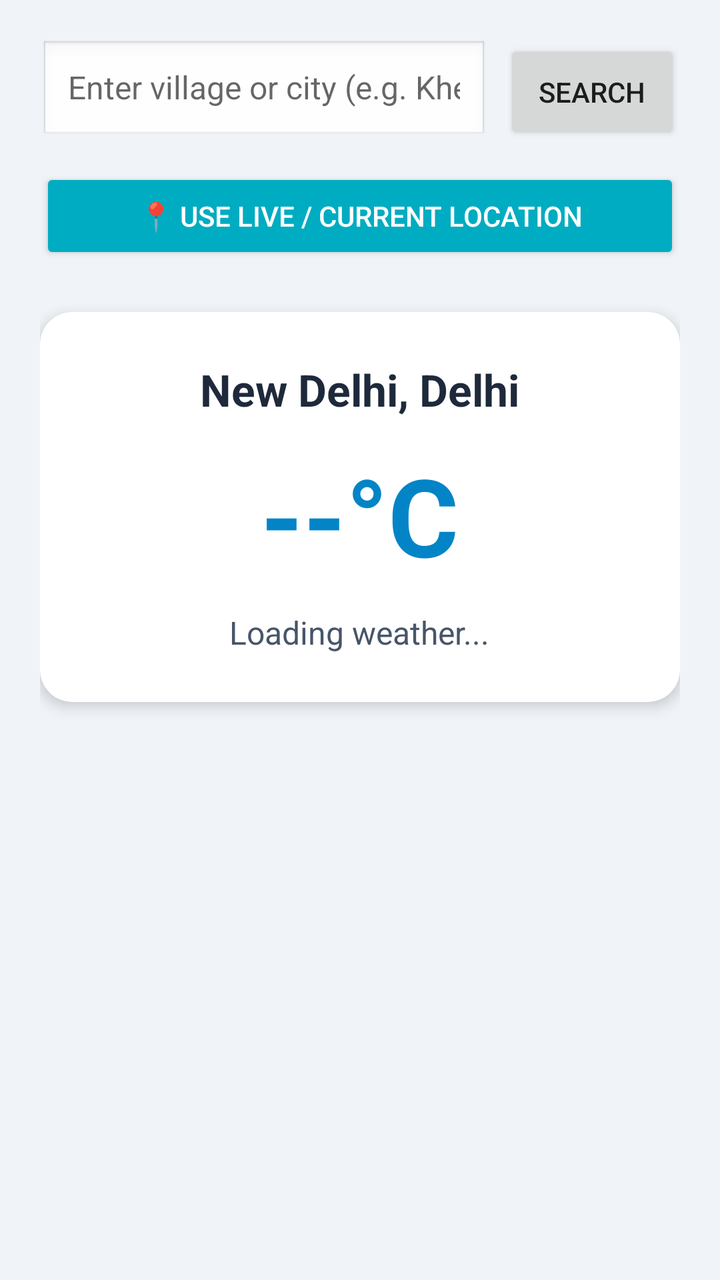
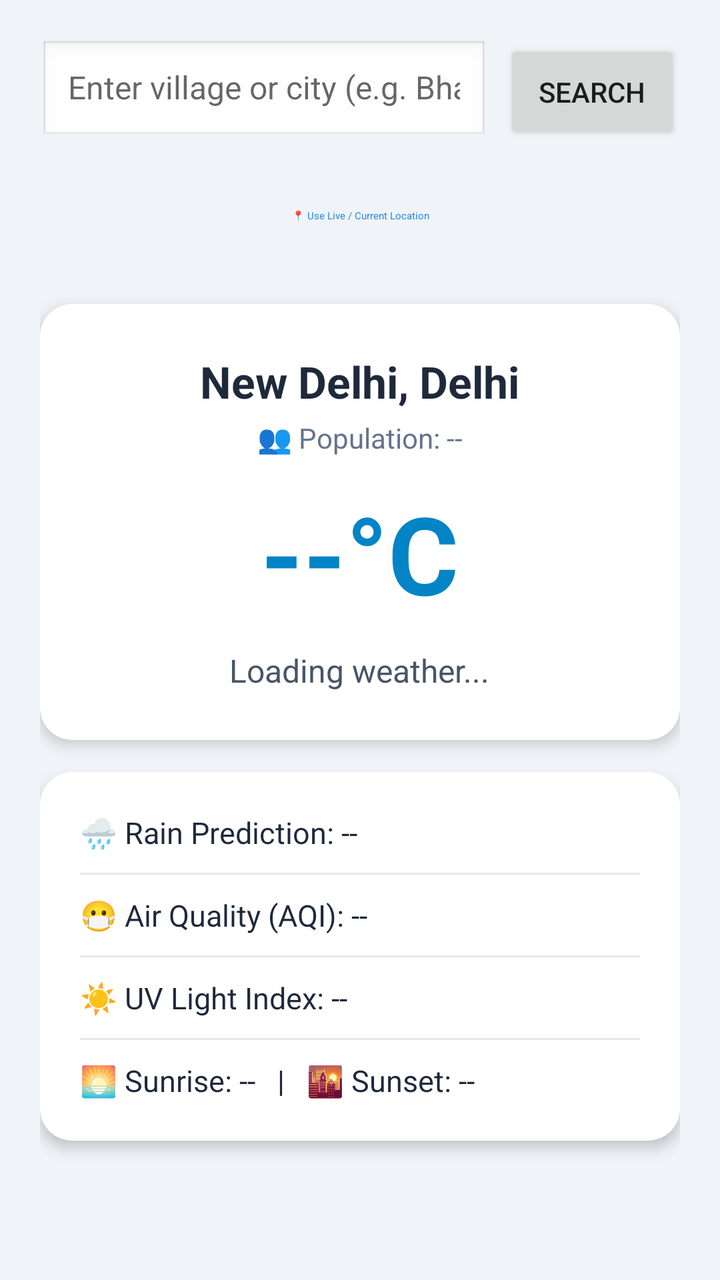

Screens rendered from an Android XML layout before and after an edit, with the pre-edit source and the edit as a unified diff.
<!-- AndroidManifest.xml: activity theme Theme.IndiaVillageWeather -->
<!-- res/layout/activity_main.xml -->
<?xml version="1.0" encoding="utf-8"?>
<androidx.constraintlayout.widget.ConstraintLayout xmlns:android="http://schemas.android.com/apk/res/android"
    xmlns:app="http://schemas.android.com/apk/res-auto"
    xmlns:tools="http://schemas.android.com/tools"
    android:layout_width="match_parent"
    android:layout_height="match_parent"
    android:background="#F0F4F8"
    android:padding="20dp"
    tools:context=".MainActivity">

    
    <EditText
        android:id="@+id/etSearch"
        android:layout_width="0dp"
        android:layout_height="52dp"
        android:layout_marginEnd="8dp"
        android:background="@android:drawable/edit_text"
        android:hint="Enter village or city (e.g. Kherwara)"
        android:imeOptions="actionSearch"
        android:inputType="textCapWords"
        android:paddingHorizontal="14dp"
        android:textSize="16sp"
        app:layout_constraintEnd_toStartOf="@+id/btnSearch"
        app:layout_constraintStart_toStartOf="parent"
        app:layout_constraintTop_toTopOf="parent" />

    
    <Button
        android:id="@+id/btnSearch"
        android:layout_width="wrap_content"
        android:layout_height="52dp"
        android:text="Search"
        app:layout_constraintEnd_toEndOf="parent"
        app:layout_constraintTop_toTopOf="parent" />

    
    <Button
        android:id="@+id/btnLocation"
        style="@style/Widget.AppCompat.Button.Colored"
        android:layout_width="0dp"
        android:layout_height="48dp"
        android:layout_marginTop="12dp"
        android:text="📍 Use Live / Current Location"
        app:layout_constraintEnd_toEndOf="parent"
        app:layout_constraintStart_toStartOf="parent"
        app:layout_constraintTop_toBottomOf="@+id/etSearch" />

    
    <androidx.cardview.widget.CardView
        android:id="@+id/cardWeather"
        android:layout_width="0dp"
        android:layout_height="wrap_content"
        android:layout_marginTop="24dp"
        app:cardBackgroundColor="#FFFFFF"
        app:cardCornerRadius="16dp"
        app:cardElevation="4dp"
        app:layout_constraintEnd_toEndOf="parent"
        app:layout_constraintStart_toStartOf="parent"
        app:layout_constraintTop_toBottomOf="@+id/btnLocation">

        <LinearLayout
            android:layout_width="match_parent"
            android:layout_height="wrap_content"
            android:gravity="center"
            android:orientation="vertical"
            android:padding="24dp">

            <TextView
                android:id="@+id/tvLocation"
                android:layout_width="wrap_content"
                android:layout_height="wrap_content"
                android:gravity="center"
                android:text="New Delhi, Delhi"
                android:textColor="#1E293B"
                android:textSize="22sp"
                android:textStyle="bold" />

            <TextView
                android:id="@+id/tvTemperature"
                android:layout_width="wrap_content"
                android:layout_height="wrap_content"
                android:layout_marginTop="12dp"
                android:text="--°C"
                android:textColor="#0284C7"
                android:textSize="54sp"
                android:textStyle="bold" />

            <TextView
                android:id="@+id/tvWeather"
                android:layout_width="wrap_content"
                android:layout_height="wrap_content"
                android:layout_marginTop="12dp"
                android:gravity="center"
                android:lineSpacingExtra="6dp"
                android:text="Loading weather..."
                android:textColor="#475569"
                android:textSize="16sp" />
        </LinearLayout>
    </androidx.cardview.widget.CardView>

    
    <ProgressBar
        android:id="@+id/progressBar"
        android:layout_width="wrap_content"
        android:layout_height="wrap_content"
        android:visibility="gone"
        app:layout_constraintBottom_toBottomOf="parent"
        app:layout_constraintEnd_toEndOf="parent"
        app:layout_constraintStart_toStartOf="parent"
        app:layout_constraintTop_toBottomOf="@+id/cardWeather" />

</androidx.constraintlayout.widget.ConstraintLayout>
<!-- resources referenced by this layout -->
<resources>
  <style name="Theme.IndiaVillageWeather" parent="Theme.AppCompat.Light.DarkActionBar">
          <item name="colorPrimary">#1E88E5</item>
          <item name="colorPrimaryDark">#1565C0</item>
          <item name="colorAccent">#00ACC1</item>
      </style>
</resources>

<!-- the commit's change to res/layout/activity_main.xml (unified diff, before → after) -->
@@ -1,112 +1,198 @@
 <?xml version="1.0" encoding="utf-8"?>
-<androidx.constraintlayout.widget.ConstraintLayout xmlns:android="http://schemas.android.com/apk/res/android"
+<ScrollView xmlns:android="http://schemas.android.com/apk/res/android"
     xmlns:app="http://schemas.android.com/apk/res-auto"
     xmlns:tools="http://schemas.android.com/tools"
     android:layout_width="match_parent"
     android:layout_height="match_parent"
     android:background="#F0F4F8"
-    android:padding="20dp"
+    android:fillViewport="true"
     tools:context=".MainActivity">
 
-    
-    <EditText
-        android:id="@+id/etSearch"
-        android:layout_width="0dp"
-        android:layout_height="52dp"
-        android:layout_marginEnd="8dp"
-        android:background="@android:drawable/edit_text"
-        android:hint="Enter village or city (e.g. Kherwara)"
-        android:imeOptions="actionSearch"
-        android:inputType="textCapWords"
-        android:paddingHorizontal="14dp"
-        android:textSize="16sp"
-        app:layout_constraintEnd_toStartOf="@+id/btnSearch"
-        app:layout_constraintStart_toStartOf="parent"
-        app:layout_constraintTop_toTopOf="parent" />
+    <androidx.constraintlayout.widget.ConstraintLayout
+        android:layout_width="match_parent"
+        android:layout_height="wrap_content"
+        android:padding="20dp">
 
-    
-    <Button
-        android:id="@+id/btnSearch"
-        android:layout_width="wrap_content"
-        android:layout_height="52dp"
-        android:text="Search"
-        app:layout_constraintEnd_toEndOf="parent"
-        app:layout_constraintTop_toTopOf="parent" />
+        
+        <EditText
+            android:id="@+id/etSearch"
+            android:layout_width="0dp"
+            android:layout_height="52dp"
+            android:layout_marginEnd="8dp"
+            android:background="@android:drawable/edit_text"
+            android:hint="Enter village or city (e.g. Bhanda)"
+            android:imeOptions="actionSearch"
+            android:inputType="textCapWords"
+            android:paddingHorizontal="14dp"
+            android:textSize="16sp"
+            app:layout_constraintEnd_toStartOf="@+id/btnSearch"
+            app:layout_constraintStart_toStartOf="parent"
+            app:layout_constraintTop_toTopOf="parent" />
 
-    
-    <Button
-        android:id="@+id/btnLocation"
-        style="@style/Widget.AppCompat.Button.Colored"
-        android:layout_width="0dp"
-        android:layout_height="48dp"
-        android:layout_marginTop="12dp"
-        android:text="📍 Use Live / Current Location"
-        app:layout_constraintEnd_toEndOf="parent"
-        app:layout_constraintStart_toStartOf="parent"
-        app:layout_constraintTop_toBottomOf="@+id/etSearch" />
+        
+        <Button
+            android:id="@+id/btnSearch"
+            android:layout_width="wrap_content"
+            android:layout_height="52dp"
+            android:text="Search"
+            app:layout_constraintEnd_toEndOf="parent"
+            app:layout_constraintTop_toTopOf="parent" />
 
-    
-    <androidx.cardview.widget.CardView
-        android:id="@+id/cardWeather"
-        android:layout_width="0dp"
-        android:layout_height="wrap_content"
-        android:layout_marginTop="24dp"
-        app:cardBackgroundColor="#FFFFFF"
-        app:cardCornerRadius="16dp"
-        app:cardElevation="4dp"
-        app:layout_constraintEnd_toEndOf="parent"
-        app:layout_constraintStart_toStartOf="parent"
-        app:layout_constraintTop_toBottomOf="@+id/btnLocation">
+        
+        <Button
+            android:id="@+id/btnLocation"
+            style="@style/Widget.MaterialComponents.Button.OutlinedButton"
+            android:layout_width="0dp"
+            android:layout_height="48dp"
+            android:layout_marginTop="12dp"
+            android:text="📍 Use Live / Current Location"
+            app:layout_constraintEnd_toEndOf="parent"
+            app:layout_constraintStart_toStartOf="parent"
+            app:layout_constraintTop_toBottomOf="@+id/etSearch" />
 
-        <LinearLayout
-            android:layout_width="match_parent"
+        
+        <androidx.cardview.widget.CardView
+            android:id="@+id/cardWeather"
+            android:layout_width="0dp"
             android:layout_height="wrap_content"
-            android:gravity="center"
-            android:orientation="vertical"
-            android:padding="24dp">
+            android:layout_marginTop="20dp"
+            app:cardBackgroundColor="#FFFFFF"
+            app:cardCornerRadius="16dp"
+            app:cardElevation="4dp"
+            app:layout_constraintEnd_toEndOf="parent"
+            app:layout_constraintStart_toStartOf="parent"
+            app:layout_constraintTop_toBottomOf="@+id/btnLocation">
 
-            <TextView
-                android:id="@+id/tvLocation"
-                android:layout_width="wrap_content"
+            <LinearLayout
+                android:layout_width="match_parent"
                 android:layout_height="wrap_content"
                 android:gravity="center"
-                android:text="New Delhi, Delhi"
-                android:textColor="#1E293B"
-                android:textSize="22sp"
-                android:textStyle="bold" />
+                android:orientation="vertical"
+                android:padding="24dp">
 
-            <TextView
-                android:id="@+id/tvTemperature"
-                android:layout_width="wrap_content"
+                <TextView
+                    android:id="@+id/tvLocation"
+                    android:layout_width="wrap_content"
+                    android:layout_height="wrap_content"
+                    android:gravity="center"
+                    android:text="New Delhi, Delhi"
+                    android:textColor="#1E293B"
+                    android:textSize="22sp"
+                    android:textStyle="bold" />
+
+                <TextView
+                    android:id="@+id/tvPopulation"
+                    android:layout_width="wrap_content"
+                    android:layout_height="wrap_content"
+                    android:layout_marginTop="4dp"
+                    android:text="👥 Population: --"
+                    android:textColor="#64748B"
+                    android:textSize="14sp" />
+
+                <TextView
+                    android:id="@+id/tvTemperature"
+                    android:layout_width="wrap_content"
+                    android:layout_height="wrap_content"
+                    android:layout_marginTop="12dp"
+                    android:text="--°C"
+                    android:textColor="#0284C7"
+                    android:textSize="54sp"
+                    android:textStyle="bold" />
+
+                <TextView
+                    android:id="@+id/tvWeather"
+                    android:layout_width="wrap_content"
+                    android:layout_height="wrap_content"
+                    android:layout_marginTop="12dp"
+                    android:gravity="center"
+                    android:lineSpacingExtra="6dp"
+                    android:text="Loading weather..."
+                    android:textColor="#475569"
+                    android:textSize="16sp" />
+            </LinearLayout>
+        </androidx.cardview.widget.CardView>
+
+        
+        <androidx.cardview.widget.CardView
+            android:id="@+id/cardDetails"
+            android:layout_width="0dp"
+            android:layout_height="wrap_content"
+            android:layout_marginTop="16dp"
+            app:cardBackgroundColor="#FFFFFF"
+            app:cardCornerRadius="16dp"
+            app:cardElevation="4dp"
+            app:layout_constraintEnd_toEndOf="parent"
+            app:layout_constraintStart_toStartOf="parent"
+            app:layout_constraintTop_toBottomOf="@+id/cardWeather">
+
+            <LinearLayout
+                android:layout_width="match_parent"
                 android:layout_height="wrap_content"
-                android:layout_marginTop="12dp"
-                android:text="--°C"
-                android:textColor="#0284C7"
-                android:textSize="54sp"
-                android:textStyle="bold" />
+                android:orientation="vertical"
+                android:padding="20dp">
 
-            <TextView
-                android:id="@+id/tvWeather"
-                android:layout_width="wrap_content"
-                android:layout_height="wrap_content"
-                android:layout_marginTop="12dp"
-                android:gravity="center"
-                android:lineSpacingExtra="6dp"
-                android:text="Loading weather..."
-                android:textColor="#475569"
-                android:textSize="16sp" />
-        </LinearLayout>
-    </androidx.cardview.widget.CardView>
+                <TextView
+                    android:id="@+id/tvRainPrediction"
+                    android:layout_width="match_parent"
+                    android:layout_height="wrap_content"
+                    android:text="🌧️ Rain Prediction: --"
+                    android:textColor="#1E293B"
+                    android:textSize="15sp" />
 
-    
-    <ProgressBar
-        android:id="@+id/progressBar"
-        android:layout_width="wrap_content"
-        android:layout_height="wrap_content"
-        android:visibility="gone"
-        app:layout_constraintBottom_toBottomOf="parent"
-        app:layout_constraintEnd_toEndOf="parent"
-        app:layout_constraintStart_toStartOf="parent"
-        app:layout_constraintTop_toBottomOf="@+id/cardWeather" />
+                <View
+                    android:layout_width="match_parent"
+                    android:layout_height="1dp"
+                    android:layout_marginVertical="10dp"
+                    android:background="#E2E8F0" />
 
-</androidx.constraintlayout.widget.ConstraintLayout>
+                <TextView
+                    android:id="@+id/tvAqi"
+                    android:layout_width="match_parent"
+                    android:layout_height="wrap_content"
+                    android:text="😷 Air Quality (AQI): --"
+                    android:textColor="#1E293B"
+                    android:textSize="15sp" />
+
+                <View
+                    android:layout_width="match_parent"
+                    android:layout_height="1dp"
+                    android:layout_marginVertical="10dp"
+                    android:background="#E2E8F0" />
+
+                <TextView
+                    android:id="@+id/tvUvIndex"
+                    android:layout_width="match_parent"
+                    android:layout_height="wrap_content"
+                    android:text="☀️ UV Light Index: --"
+                    android:textColor="#1E293B"
+                    android:textSize="15sp" />
+
+                <View
+                    android:layout_width="match_parent"
+                    android:layout_height="1dp"
+                    android:layout_marginVertical="10dp"
+                    android:background="#E2E8F0" />
+
+                <TextView
+                    android:id="@+id/tvSunTimes"
+                    android:layout_width="match_parent"
+                    android:layout_height="wrap_content"
+                    android:text="🌅 Sunrise: --   |   🌇 Sunset: --"
+                    android:textColor="#1E293B"
+                    android:textSize="15sp" />
+            </LinearLayout>
+        </androidx.cardview.widget.CardView>
+
+        
+        <ProgressBar
+            android:id="@+id/progressBar"
+            android:layout_width="wrap_content"
+            android:layout_height="wrap_content"
+            android:layout_marginTop="16dp"
+            android:visibility="gone"
+            app:layout_constraintEnd_toEndOf="parent"
+            app:layout_constraintStart_toStartOf="parent"
+            app:layout_constraintTop_toBottomOf="@+id/cardDetails" />
+
+    </androidx.constraintlayout.widget.ConstraintLayout>
+</ScrollView>
